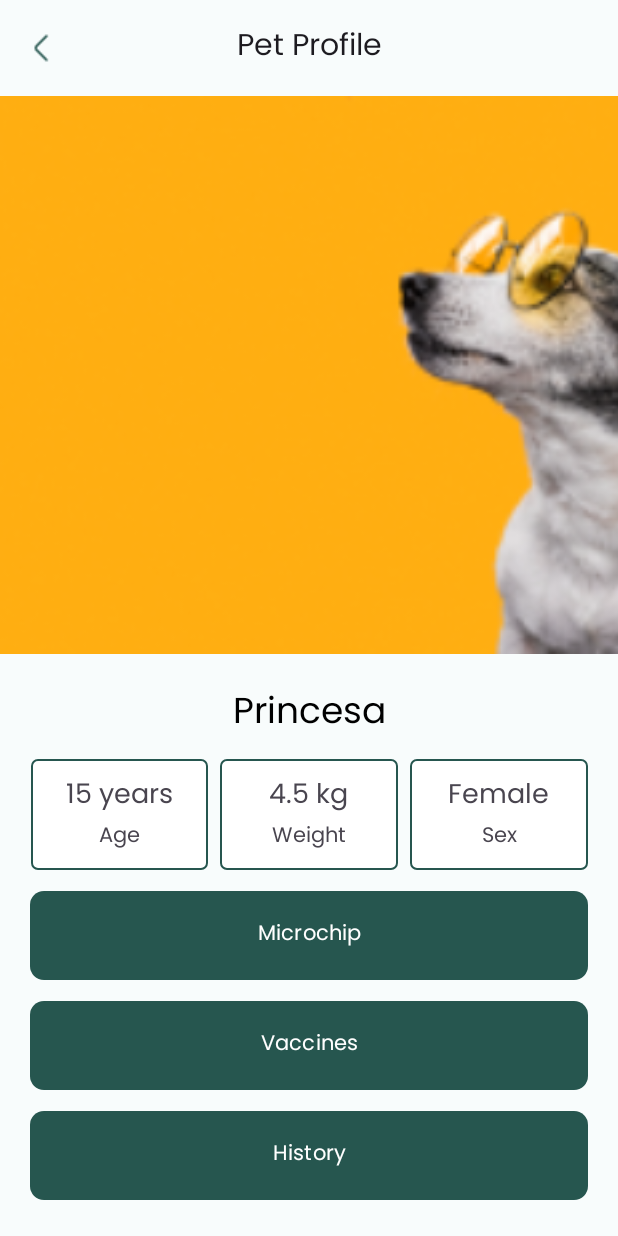
After one commit to Rubendsp30/Project_CM, an Android app: the fragment PetProfileFragment placed in its activity, on a phone screen of 412 x 824 dp. The commit adds this screen. Run offline under Robolectric (Android 15) with nearby library versions, the phone set to English and light mode, and no system bars; our stand-ins replace Firebase (no records; nobody signed in at launch, a user with empty details on screens opened directly), Room's generated code; libraries missing offline, so code that uses them is left out: org.eclipse.paho; 1 statement that could not run was skipped.

Commit message:
Created Pet Profile Screen

```diff
--- /dev/null
+++ b/Project_CM/app/src/main/java/com/example/project_cm/Fragments/PetProfileFragment.java
@@ -0,0 +1,118 @@
+package com.example.project_cm.Fragments;
+
+import android.os.Bundle;
+import android.view.LayoutInflater;
+import android.view.View;
+import android.view.ViewGroup;
+import android.widget.Button;
+import android.widget.ImageView;
+import android.widget.TextView;
+import android.widget.Toast;
+
+import androidx.annotation.NonNull;
+import androidx.annotation.Nullable;
+import androidx.appcompat.app.AppCompatActivity;
+import androidx.fragment.app.Fragment;
+import androidx.lifecycle.ViewModelProvider;
+import androidx.appcompat.widget.Toolbar;
+
+import com.example.project_cm.DataBase.Tables.PetProfileEntity;
+import com.example.project_cm.R;
+import com.example.project_cm.ViewModels.PetProfileViewModel;
+import com.example.project_cm.ViewModels.ViewModelFactory;
+import com.example.project_cm.FragmentChangeListener;
+import com.example.project_cm.DataBase.PetProfileDao;
+import com.example.project_cm.DataBase.AppDatabase;
+import com.example.project_cm.ViewModels.UserViewModel;
+import com.example.project_cm.User;
+import android.util.Log;
+import java.util.Locale;
+
+
+public class PetProfileFragment extends Fragment {
+    @Nullable
+    private com.example.project_cm.FragmentChangeListener fragmentChangeListener;
+    private UserViewModel userViewModel;
+    private PetProfileEntity currentPetProfile;
+    private PetProfileViewModel petProfileViewModel;
+    private TextView petNameTextView, petAgeTextView, petWeightTextView, petSexTextView, petMicrochipTextView;
+    private ImageView petProfileImageView;
+
+    @Nullable
+    @Override
+    public View onCreateView(@NonNull LayoutInflater inflater, @Nullable ViewGroup container, @Nullable Bundle savedInstanceState) {
+        View view = inflater.inflate(R.layout.pet_profile_fragment, container, false);
+        userViewModel = new ViewModelProvider(requireActivity()).get(UserViewModel.class);
+
+        AppDatabase database = AppDatabase.getDBinstance(getContext());
+        ViewModelFactory factory = new ViewModelFactory(database.petProfileDao());
+        petProfileViewModel = new ViewModelProvider(requireActivity(), factory).get(PetProfileViewModel.class);
+
+        petProfileImageView = view.findViewById(R.id.petProfileImageView);
+        petNameTextView = view.findViewById(R.id.petNameTextView);
+        petAgeTextView = view.findViewById(R.id.petAgeTextView);
+        petWeightTextView = view.findViewById(R.id.petWeightTextView);
+        petSexTextView = view.findViewById(R.id.petSexTextView);
+        petMicrochipTextView = view.findViewById(R.id.petMicrochipTextView);
+
+        loadPetProfile();
+
+        return view;
+    }
+    private void loadPetProfile() {
+        User currentUser = userViewModel.getCurrentUser().getValue();
+        String userId = currentUser != null ? currentUser.getUserID() : "-1";
+
+        petProfileViewModel.getPetProfilesByUserId(userId).observe(getViewLifecycleOwner(), petProfiles -> {
+            if (petProfiles != null && !petProfiles.isEmpty()) {
+                currentPetProfile = petProfiles.get(0);
+                updateUI(currentPetProfile);
+            }
+        });
+    }
+
+    private void updateUI(PetProfileEntity petProfile) {
+        petNameTextView.setText(petProfile.name);
+        petAgeTextView.setText(String.format(Locale.getDefault(), "%d years", petProfile.age));
+        petWeightTextView.setText(String.format(Locale.getDefault(), "%.1f kg", petProfile.weight));
+        petSexTextView.setText(petProfile.gender == 0 ? "Male" : "Female");
+        petMicrochipTextView.setText(petProfile.microchipNumber);
+    }
+
+    @Override
+    public void onViewCreated(@NonNull View view, @Nullable Bundle savedInstanceState) {
+        super.onViewCreated(view, savedInstanceState);
+
+        Toolbar toolbar = view.findViewById(R.id.toolbar);
+        toolbar.setTitle(" ");
+        ((AppCompatActivity) requireActivity()).setSupportActionBar(toolbar);
+        toolbar.setNavigationOnClickListener(v -> {
+            if (fragmentChangeListener != null) {
+                fragmentChangeListener.replaceFragment(new MenuFragment());
+            }
+        });
+
+        if (getActivity() instanceof com.example.project_cm.FragmentChangeListener) {
+            fragmentChangeListener = (com.example.project_cm.FragmentChangeListener) getActivity();
+        }
+
+/*
+        // Botão Vacinas
+        Button vaccinesButton = view.findViewById(R.id.petVaccinesTextView);
+        vaccinesButton.setOnClickListener(v -> {
+            if (fragmentChangeListener != null) {
+                fragmentChangeListener.replaceFragment(new VaccinesFragment());
+            }
+        });
+
+        // Botão Histórico
+        Button historyButton = view.findViewById(R.id.petHistoryTextView);
+        historyButton.setOnClickListener(v -> {
+            if (fragmentChangeListener != null) {
+                fragmentChangeListener.replaceFragment(new HistoryFragment());
+            }
+        });
+*/
+
+    }
+}
--- a/Project_CM/app/src/main/res/layout/pet_profile_fragment.xml
+++ b/Project_CM/app/src/main/res/layout/pet_profile_fragment.xml
@@ -28,7 +28,7 @@
 
 
     <ImageView
-        android:id="@+id/profile_image"
+        android:id="@+id/petProfileImageView"
         android:layout_width="0dp"
         android:layout_height="0dp"
         android:src="@drawable/lovely_pet_portrait_isolated"
@@ -50,7 +50,7 @@
 
         <!-- Pet Name TextView -->
         <TextView
-            android:id="@+id/txtPetName"
+            android:id="@+id/petNameTextView"
             android:layout_width="0dp"
             android:layout_height="wrap_content"
             android:gravity="center"
@@ -71,7 +71,7 @@
             android:weightSum="3"
             app:layout_constraintEnd_toEndOf="parent"
             app:layout_constraintStart_toStartOf="parent"
-            app:layout_constraintTop_toBottomOf="@id/txtPetName">
+            app:layout_constraintTop_toBottomOf="@id/petNameTextView">
 
             <!-- Age View -->
             <LinearLayout
@@ -85,6 +85,7 @@
                 android:orientation="vertical">
 
                 <TextView
+                    android:id="@+id/petAgeTextView"
                     android:layout_width="wrap_content"
                     android:layout_height="wrap_content"
                     android:text="15 years"
@@ -111,6 +112,7 @@
                 android:orientation="vertical">
 
                 <TextView
+                    android:id="@+id/petWeightTextView"
                     android:layout_width="wrap_content"
                     android:layout_height="wrap_content"
                     android:text="4.5 kg"
@@ -136,6 +138,7 @@
                 android:orientation="vertical">
 
                 <TextView
+                    android:id="@+id/petSexTextView"
                     android:layout_width="wrap_content"
                     android:layout_height="wrap_content"
                     android:text="Female"
@@ -152,7 +155,7 @@
         </LinearLayout>
 
         <Button
-            android:id="@+id/microship"
+            android:id="@+id/petMicrochipTextView"
             android:layout_width="0dp"
             android:layout_height="67dp"
             android:layout_marginTop="10dp"
@@ -164,7 +167,7 @@
             app:layout_constraintWidth_percent="1" />
 
         <Button
-            android:id="@+id/vaccines"
+            android:id="@+id/petVaccinesTextView"
             android:layout_width="0dp"
             android:layout_height="67dp"
             android:layout_marginTop="6dp"
@@ -172,11 +175,11 @@
             app:cornerRadius="9dp"
             app:layout_constraintEnd_toEndOf="parent"
             app:layout_constraintStart_toStartOf="parent"
-            app:layout_constraintTop_toBottomOf="@+id/microship"
+            app:layout_constraintTop_toBottomOf="@+id/petMicrochipTextView"
             app:layout_constraintWidth_percent="1" />
 
         <Button
-            android:id="@+id/action_logout"
+            android:id="@+id/petHistoryTextView"
             android:layout_width="0dp"
             android:layout_height="67dp"
             android:layout_marginTop="6dp"
@@ -184,11 +187,8 @@
             app:cornerRadius="9dp"
             app:layout_constraintEnd_toEndOf="parent"
             app:layout_constraintStart_toStartOf="parent"
-            app:layout_constraintTop_toBottomOf="@+id/vaccines"
+            app:layout_constraintTop_toBottomOf="@+id/petVaccinesTextView"
             app:layout_constraintWidth_percent="1" />
     </androidx.constraintlayout.widget.ConstraintLayout>
 
-
-
-
 </androidx.constraintlayout.widget.ConstraintLayout>
```
Also changed, not shown: Project_CM/app/src/main/java/com/example/project_cm/Fragments/MenuFragment.java (+11 -2 lines).
